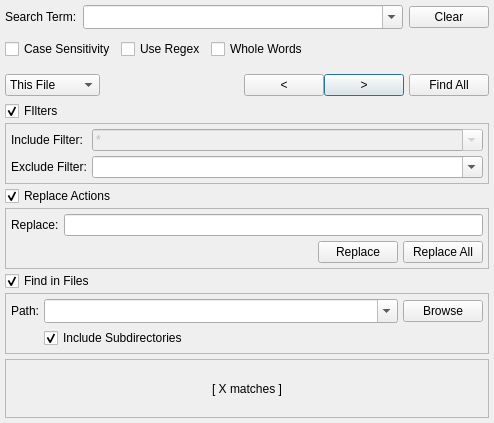
First picture: the form in src/search/searchdialog.ui, repository GAMS-dev/studio, before the edit.
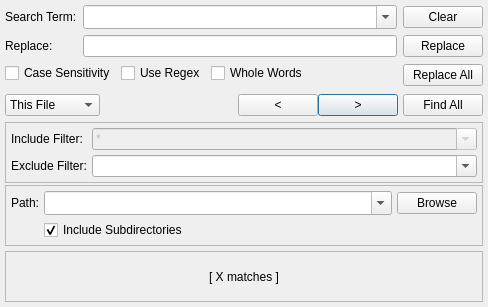
Second picture: the form after the edit.

Commit message:
made search dialog layout dynamic, depending on selected scope
removed ctrl+shift+f for now
update scope selector tooltip

Patch:
```diff
--- a/src/search/searchdialog.ui
+++ b/src/search/searchdialog.ui
@@ -6,8 +6,8 @@
    <rect>
     <x>0</x>
     <y>0</y>
-    <width>494</width>
-    <height>423</height>
+    <width>488</width>
+    <height>307</height>
    </rect>
   </property>
   <property name="sizePolicy">
@@ -31,42 +31,89 @@
   <property name="sizeGripEnabled">
    <bool>false</bool>
   </property>
-  <layout class="QGridLayout" name="gridLayout">
-   <property name="leftMargin">
-    <number>5</number>
-   </property>
-   <property name="topMargin">
-    <number>5</number>
-   </property>
-   <property name="rightMargin">
-    <number>5</number>
-   </property>
-   <property name="bottomMargin">
-    <number>5</number>
-   </property>
-   <property name="spacing">
-    <number>5</number>
-   </property>
-   <item row="1" column="0" colspan="2">
     <layout class="QVBoxLayout" name="verticalLayout">
      <property name="spacing">
-      <number>10</number>
-     </property>
+    <number>5</number>
+   </property>
+   <property name="leftMargin">
+    <number>5</number>
+   </property>
      <property name="topMargin">
+    <number>5</number>
+   </property>
+   <property name="rightMargin">
+    <number>5</number>
+   </property>
+   <property name="bottomMargin">
+    <number>5</number>
+   </property>
+   <item>
+    <layout class="QGridLayout" name="main">
+     <property name="leftMargin">
       <number>0</number>
      </property>
+     <property name="topMargin">
+      <number>0</number>
+     </property>
      <property name="bottomMargin">
       <number>0</number>
      </property>
-     <item>
-      <layout class="QHBoxLayout" name="horizontalLayout_3">
+     <item row="0" column="0" colspan="2">
+      <layout class="QGridLayout" name="gLayout_search">
        <property name="topMargin">
         <number>0</number>
        </property>
        <property name="bottomMargin">
         <number>0</number>
        </property>
-       <item>
+       <item row="1" column="1">
+        <widget class="QLineEdit" name="txt_replace">
+         <property name="sizePolicy">
+          <sizepolicy hsizetype="MinimumExpanding" vsizetype="Fixed">
+           <horstretch>9</horstretch>
+           <verstretch>0</verstretch>
+          </sizepolicy>
+         </property>
+         <property name="clearButtonEnabled">
+          <bool>true</bool>
+         </property>
+        </widget>
+       </item>
+       <item row="2" column="2">
+        <widget class="QPushButton" name="btn_ReplaceAll">
+         <property name="enabled">
+          <bool>true</bool>
+         </property>
+         <property name="sizePolicy">
+          <sizepolicy hsizetype="Maximum" vsizetype="Fixed">
+           <horstretch>0</horstretch>
+           <verstretch>0</verstretch>
+          </sizepolicy>
+         </property>
+         <property name="toolTip">
+          <string>&lt;html&gt;&lt;head/&gt;&lt;body&gt;&lt;p&gt;Replaces all occurrences of the search term.&lt;/p&gt;&lt;/body&gt;&lt;/html&gt;</string>
+         </property>
+         <property name="text">
+          <string>Replace All</string>
+         </property>
+         <property name="checkable">
+          <bool>false</bool>
+         </property>
+         <property name="checked">
+          <bool>false</bool>
+         </property>
+         <property name="autoDefault">
+          <bool>false</bool>
+         </property>
+         <property name="default">
+          <bool>false</bool>
+         </property>
+         <property name="flat">
+          <bool>false</bool>
+         </property>
+        </widget>
+       </item>
+       <item row="0" column="0">
         <widget class="QLabel" name="label">
          <property name="sizePolicy">
           <sizepolicy hsizetype="Preferred" vsizetype="Fixed">
@@ -79,7 +126,7 @@
          </property>
         </widget>
        </item>
-       <item>
+       <item row="0" column="1">
         <widget class="QComboBox" name="combo_search">
          <property name="sizePolicy">
           <sizepolicy hsizetype="MinimumExpanding" vsizetype="Fixed">
@@ -98,7 +145,7 @@
          </property>
         </widget>
        </item>
-       <item>
+       <item row="0" column="2">
         <widget class="QPushButton" name="btn_clear">
          <property name="enabled">
           <bool>true</bool>
@@ -132,10 +179,30 @@
          </property>
         </widget>
        </item>
-      </layout>
-     </item>
-     <item>
-      <layout class="QHBoxLayout" name="horizontalLayout_2" stretch="0,0,0,0">
+       <item row="1" column="2">
+        <widget class="QPushButton" name="btn_Replace">
+         <property name="enabled">
+          <bool>true</bool>
+         </property>
+         <property name="sizePolicy">
+          <sizepolicy hsizetype="Maximum" vsizetype="Fixed">
+           <horstretch>0</horstretch>
+           <verstretch>0</verstretch>
+          </sizepolicy>
+         </property>
+         <property name="toolTip">
+          <string>&lt;html&gt;&lt;head/&gt;&lt;body&gt;&lt;p&gt;Replaces the currently selected match and jumps to the next one in this document.&lt;/p&gt;&lt;/body&gt;&lt;/html&gt;</string>
+         </property>
+         <property name="text">
+          <string>Replace</string>
+         </property>
+         <property name="autoDefault">
+          <bool>false</bool>
+         </property>
+        </widget>
+       </item>
+       <item row="2" column="0" colspan="2">
+        <layout class="QHBoxLayout" name="hLayout_SearchOptions" stretch="0,0,0,0">
        <property name="spacing">
         <number>5</number>
        </property>
@@ -235,8 +302,21 @@
        </item>
       </layout>
      </item>
-     <item>
-      <layout class="QHBoxLayout" name="horizontalLayout">
+       <item row="1" column="0">
+        <widget class="QLabel" name="label_2">
+         <property name="sizePolicy">
+          <sizepolicy hsizetype="Preferred" vsizetype="Fixed">
+           <horstretch>0</horstretch>
+           <verstretch>0</verstretch>
+          </sizepolicy>
+         </property>
+         <property name="text">
+          <string>Replace:</string>
+         </property>
+        </widget>
+       </item>
+       <item row="3" column="0" colspan="3">
+        <layout class="QHBoxLayout" name="hLayout_SearchActions">
        <property name="spacing">
         <number>0</number>
        </property>
@@ -391,47 +471,7 @@
      </item>
     </layout>
    </item>
-   <item row="8" column="0" colspan="2">
-    <widget class="QLabel" name="lbl_nrResults">
-     <property name="sizePolicy">
-      <sizepolicy hsizetype="Minimum" vsizetype="Preferred">
-       <horstretch>0</horstretch>
-       <verstretch>0</verstretch>
-      </sizepolicy>
-     </property>
-     <property name="minimumSize">
-      <size>
-       <width>160</width>
-       <height>30</height>
-      </size>
-     </property>
-     <property name="frameShape">
-      <enum>QFrame::StyledPanel</enum>
-     </property>
-     <property name="frameShadow">
-      <enum>QFrame::Raised</enum>
-     </property>
-     <property name="text">
-      <string>[ X matches ]</string>
-     </property>
-     <property name="textFormat">
-      <enum>Qt::PlainText</enum>
-     </property>
-     <property name="alignment">
-      <set>Qt::AlignCenter</set>
-     </property>
-     <property name="wordWrap">
-      <bool>true</bool>
-     </property>
-     <property name="margin">
-      <number>2</number>
-     </property>
-     <property name="textInteractionFlags">
-      <set>Qt::NoTextInteraction</set>
-     </property>
-    </widget>
-   </item>
-   <item row="2" column="0" colspan="2">
+     <item row="3" column="0" colspan="2">
     <layout class="QVBoxLayout" name="collapsable_content">
      <property name="spacing">
       <number>2</number>
@@ -448,16 +488,6 @@
      <property name="bottomMargin">
       <number>0</number>
      </property>
-     <item>
-      <widget class="QCheckBox" name="cb_filters">
-       <property name="text">
-        <string>FIlters</string>
-       </property>
-       <property name="checked">
-        <bool>true</bool>
-       </property>
-      </widget>
-     </item>
      <item>
       <widget class="QFrame" name="frame_filters">
        <property name="sizePolicy">
@@ -598,151 +628,6 @@
        </layout>
       </widget>
      </item>
-     <item>
-      <widget class="QCheckBox" name="cb_replace">
-       <property name="text">
-        <string>Replace Actions</string>
-       </property>
-       <property name="checked">
-        <bool>true</bool>
-       </property>
-      </widget>
-     </item>
-     <item>
-      <widget class="QFrame" name="frame_replace">
-       <property name="frameShape">
-        <enum>QFrame::StyledPanel</enum>
-       </property>
-       <property name="frameShadow">
-        <enum>QFrame::Raised</enum>
-       </property>
-       <layout class="QGridLayout" name="gridLayout_3">
-        <property name="leftMargin">
-         <number>5</number>
-        </property>
-        <property name="topMargin">
-         <number>5</number>
-        </property>
-        <property name="rightMargin">
-         <number>5</number>
-        </property>
-        <property name="bottomMargin">
-         <number>5</number>
-        </property>
-        <property name="spacing">
-         <number>5</number>
-        </property>
-        <item row="1" column="3">
-         <widget class="QPushButton" name="btn_ReplaceAll">
-          <property name="enabled">
-           <bool>true</bool>
-          </property>
-          <property name="sizePolicy">
-           <sizepolicy hsizetype="Maximum" vsizetype="Fixed">
-            <horstretch>0</horstretch>
-            <verstretch>0</verstretch>
-           </sizepolicy>
-          </property>
-          <property name="toolTip">
-           <string>&lt;html&gt;&lt;head/&gt;&lt;body&gt;&lt;p&gt;Replaces all occurrences of the search term.&lt;/p&gt;&lt;/body&gt;&lt;/html&gt;</string>
-          </property>
-          <property name="text">
-           <string>Replace All</string>
-          </property>
-          <property name="checkable">
-           <bool>false</bool>
-          </property>
-          <property name="checked">
-           <bool>false</bool>
-          </property>
-          <property name="autoDefault">
-           <bool>false</bool>
-          </property>
-          <property name="default">
-           <bool>false</bool>
-          </property>
-          <property name="flat">
-           <bool>false</bool>
-          </property>
-         </widget>
-        </item>
-        <item row="1" column="1">
-         <spacer name="horizontalSpacer_7">
-          <property name="orientation">
-           <enum>Qt::Horizontal</enum>
-          </property>
-          <property name="sizeType">
-           <enum>QSizePolicy::MinimumExpanding</enum>
-          </property>
-          <property name="sizeHint" stdset="0">
-           <size>
-            <width>20</width>
-            <height>1</height>
-           </size>
-          </property>
-         </spacer>
-        </item>
-        <item row="1" column="2">
-         <widget class="QPushButton" name="btn_Replace">
-          <property name="enabled">
-           <bool>true</bool>
-          </property>
-          <property name="sizePolicy">
-           <sizepolicy hsizetype="Maximum" vsizetype="Fixed">
-            <horstretch>0</horstretch>
-            <verstretch>0</verstretch>
-           </sizepolicy>
-          </property>
-          <property name="toolTip">
-           <string>&lt;html&gt;&lt;head/&gt;&lt;body&gt;&lt;p&gt;Replaces the currently selected match and jumps to the next one in this document.&lt;/p&gt;&lt;/body&gt;&lt;/html&gt;</string>
-          </property>
-          <property name="text">
-           <string>Replace</string>
-          </property>
-          <property name="autoDefault">
-           <bool>false</bool>
-          </property>
-         </widget>
-        </item>
-        <item row="0" column="1" colspan="3">
-         <widget class="QLineEdit" name="txt_replace">
-          <property name="sizePolicy">
-           <sizepolicy hsizetype="MinimumExpanding" vsizetype="Fixed">
-            <horstretch>9</horstretch>
-            <verstretch>0</verstretch>
-           </sizepolicy>
-          </property>
-          <property name="clearButtonEnabled">
-           <bool>true</bool>
-          </property>
-         </widget>
-        </item>
-        <item row="0" column="0">
-         <widget class="QLabel" name="label_2">
-          <property name="sizePolicy">
-           <sizepolicy hsizetype="Preferred" vsizetype="Fixed">
-            <horstretch>0</horstretch>
-            <verstretch>0</verstretch>
-           </sizepolicy>
-          </property>
-          <property name="text">
-           <string>Replace:</string>
-          </property>
-         </widget>
-        </item>
-       </layout>
-      </widget>
-     </item>
-     <item>
-      <widget class="QCheckBox" name="cb_findinfiles">
-       <property name="text">
-        <string>Find in Files</string>
-       </property>
-       <property name="checked">
-        <bool>true</bool>
-       </property>
-      </widget>
-     </item>
      <item>
       <widget class="QFrame" name="frame_findinfiles">
        <property name="frameShape">
@@ -820,6 +705,48 @@
       </widget>
      </item>
     </layout>
+     </item>
+    </layout>
+   </item>
+   <item>
+    <widget class="QLabel" name="lbl_nrResults">
+     <property name="sizePolicy">
+      <sizepolicy hsizetype="Minimum" vsizetype="Preferred">
+       <horstretch>0</horstretch>
+       <verstretch>0</verstretch>
+      </sizepolicy>
+     </property>
+     <property name="minimumSize">
+      <size>
+       <width>160</width>
+       <height>30</height>
+      </size>
+     </property>
+     <property name="frameShape">
+      <enum>QFrame::StyledPanel</enum>
+     </property>
+     <property name="frameShadow">
+      <enum>QFrame::Raised</enum>
+     </property>
+     <property name="text">
+      <string>[ X matches ]</string>
+     </property>
+     <property name="textFormat">
+      <enum>Qt::PlainText</enum>
+     </property>
+     <property name="alignment">
+      <set>Qt::AlignCenter</set>
+     </property>
+     <property name="wordWrap">
+      <bool>true</bool>
+     </property>
+     <property name="margin">
+      <number>2</number>
+     </property>
+     <property name="textInteractionFlags">
+      <set>Qt::NoTextInteraction</set>
+     </property>
+    </widget>
    </item>
   </layout>
  </widget>
```
Left out of the diff: 2 changed lines with no effect on the pictures. Lines whose indentation alone changed are shown as unchanged. The commit also changes 4 other files.
